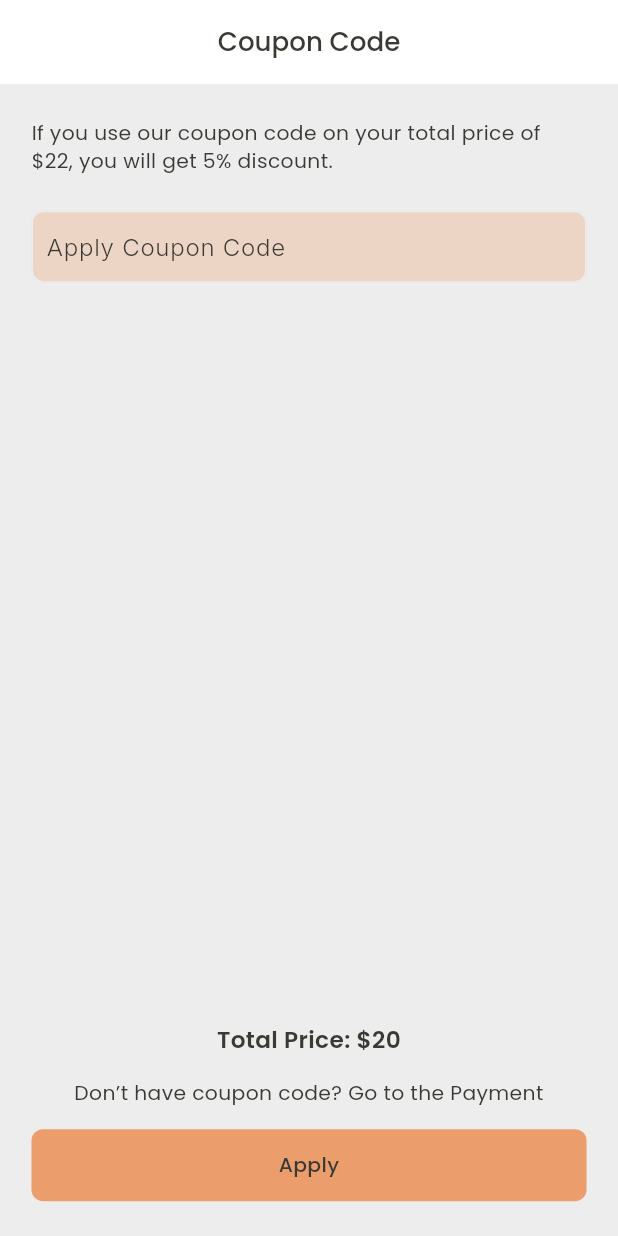
After one commit to bdCalling-Sdt-hub/car_wash_flutter, a Flutter app: the CouponScreen screen opened by its route, on a phone screen of 412 x 824 dp. The commit adds this screen. Run offline on Flutter 3.47's test engine with Material 3 defaults, Android fonts, the phone set to English and light mode, and no system bars; our stand-ins replace cached_network_image, flutter_screenutil, flutter_svg, gap, get, get_it and 8 more; accounts and stored records are empty; network calls fail; project files that could hold a hidden picture were left out.

Commit message:
Coupon Code Added

```diff
--- a/lib/core/routes/route_path.dart
+++ b/lib/core/routes/route_path.dart
@@ -26,6 +26,6 @@ class RoutePath {
   static const String clientNotification = 'workerHome';
   static const String mySubscription = 'mySubscription';
   static const String subscriptionPackages = 'subscriptionPackages';
-
   static const String reqService = 'reqService';
+  static const String coupon = 'coupon';
 }
--- a/lib/core/routes/routes.dart
+++ b/lib/core/routes/routes.dart
@@ -7,6 +7,7 @@ import 'package:car_wash/presentation/screens/auth/sign_up.dart';
 import 'package:car_wash/presentation/screens/auth/varification.dart';
 import 'package:car_wash/presentation/screens/client/client_home/client_home.dart';
 import 'package:car_wash/presentation/screens/client/req_service/req_service.dart';
+import 'package:car_wash/presentation/screens/client/subscription/coupon.dart';
 import 'package:car_wash/presentation/screens/client/subscription/my_subscription.dart';
 import 'package:car_wash/presentation/screens/client/subscription/subscriptionlist.dart';
 import 'package:car_wash/presentation/screens/language/choose_language.dart';
@@ -134,6 +135,13 @@ class AppRouter {
             name: RoutePath.reqService,
             path: RoutePath.reqService.addBasePath,
             builder: (context, state) => const RequestService()),
+
+        /// ==================== Client Service Request ===================
+
+        GoRoute(
+            name: RoutePath.coupon,
+            path: RoutePath.coupon.addBasePath,
+            builder: (context, state) => const CouponScreen()),
       ]);
 
   static GoRouter get route => initRoute;
--- /dev/null
+++ b/lib/presentation/screens/client/subscription/coupon.dart
@@ -0,0 +1,66 @@
+import 'package:car_wash/presentation/widgets/custom_button/custom_button.dart';
+import 'package:car_wash/presentation/widgets/custom_text/custom_text.dart';
+import 'package:car_wash/presentation/widgets/custom_text_field/custom_text_field.dart';
+import 'package:car_wash/utils/app_colors/app_colors.dart';
+import 'package:car_wash/utils/dimensions/dimensions.dart';
+import 'package:car_wash/utils/static_strings/static_strings.dart';
+import 'package:flutter/material.dart';
+import 'package:flutter_screenutil/flutter_screenutil.dart';
+import 'package:gap/gap.dart';
+
+class CouponScreen extends StatelessWidget {
+  const CouponScreen({super.key});
+
+  @override
+  Widget build(BuildContext context) {
+    return Scaffold(
+      appBar: AppBar(
+        title: CustomText(
+          text: AppStrings.couponCode,
+          fontSize: Dimensions.getFontSizeExtraLarge(context),
+          fontWeight: FontWeight.w500,
+        ),
+      ),
+      body: Padding(
+        padding: EdgeInsets.symmetric(horizontal: 20.w),
+        child: Column(
+          children: [
+            CustomText(
+                textAlign: TextAlign.start,
+                maxLines: 2,
+                top: 24.h,
+                bottom: 24.h,
+                text: AppStrings.ifYouUseOurCouponCode(
+                    price: "\$22", percentage: "5%")),
+
+            /// =========================== Text Editing Field ==========================
+
+            CustomTextField(
+              hintText: AppStrings.applyCouponCode,
+              fillColor: AppColors.primaryColor.withOpacity(0.3),
+            ),
+
+            const Expanded(child: SizedBox()),
+
+            ...[
+              CustomText(
+                text: "Total Price: \$20",
+                fontWeight: FontWeight.w600,
+                fontSize: Dimensions.getFontSizeLarge(context),
+              ),
+              IconButton(
+                onPressed: () {},
+                icon: const CustomText(text: AppStrings.dontHaveACouponCode),
+              ),
+              CustomButton(
+                onTap: () {},
+                title: AppStrings.apply,
+              ),
+              Gap(24.h)
+            ]
+          ],
+        ),
+      ),
+    );
+  }
+}
--- a/lib/presentation/widgets/package_card/package_card.dart
+++ b/lib/presentation/widgets/package_card/package_card.dart
@@ -1,3 +1,4 @@
+import 'package:car_wash/core/routes/route_path.dart';
 import 'package:car_wash/presentation/widgets/custom_button/custom_button.dart';
 import 'package:car_wash/presentation/widgets/custom_text/custom_text.dart';
 import 'package:car_wash/utils/app_colors/app_colors.dart';
@@ -5,6 +6,7 @@ import 'package:car_wash/utils/dimensions/dimensions.dart';
 import 'package:car_wash/utils/static_strings/static_strings.dart';
 import 'package:flutter/material.dart';
 import 'package:flutter_screenutil/flutter_screenutil.dart';
+import 'package:go_router/go_router.dart';
 
 class PackageCard extends StatelessWidget {
   const PackageCard(
@@ -14,7 +16,7 @@ class PackageCard extends StatelessWidget {
       required this.description,
       required this.serviceList,
       required this.color,
-       this.showBuyButton = true});
+      this.showBuyButton = true});
 
   final String price;
   final String title;
@@ -73,12 +75,17 @@ class PackageCard extends StatelessWidget {
             },
           ),
 
-         if(showBuyButton) CustomButton(
-            marginVerticel: 10.h,
-            fillColor: AppColors.whiteColor,
-            onTap: () {},
-            title: AppStrings.buyNow,
-          )
+          /// ===================== Buy Now ===================
+
+          if (showBuyButton)
+            CustomButton(
+              marginVerticel: 10.h,
+              fillColor: AppColors.whiteColor,
+              onTap: () {
+                context.pushNamed(RoutePath.coupon);
+              },
+              title: AppStrings.buyNow,
+            )
         ],
       ),
     );
```
